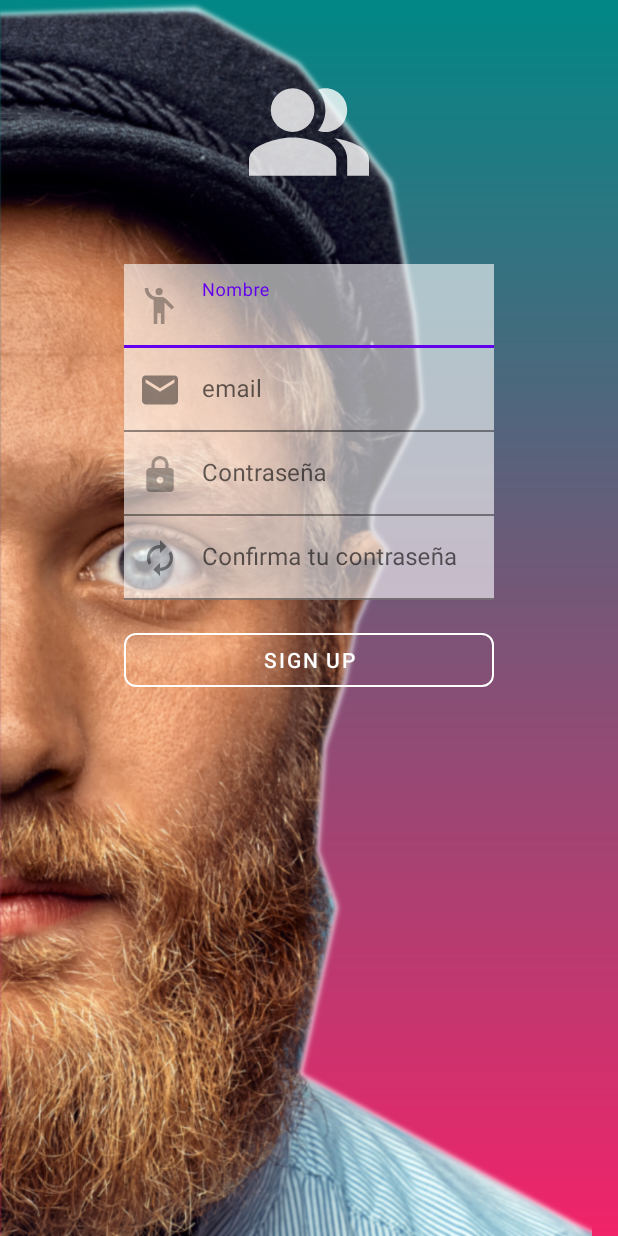
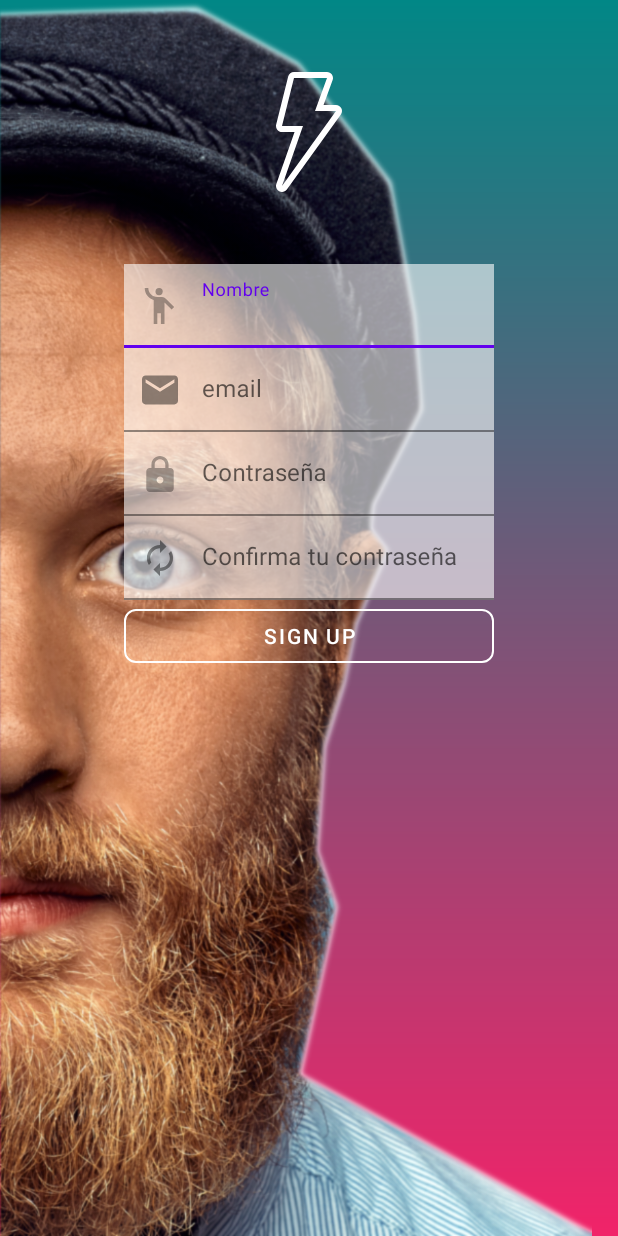
Before and after one commit to CarlotaCordero/NiceStart, an Android app: the Register screen opened directly, with no data from a screen before it, on a phone screen of 412 x 824 dp. Run offline under Robolectric (Android 15) with nearby library versions, the phone set to English and light mode, and no system bars.

Commit message:
Ajuste del activity_register.xml. Tanto el Layout como el land.

```diff
--- a/app/src/main/res/layout-land/activity_login.xml
+++ b/app/src/main/res/layout-land/activity_login.xml
@@ -28,7 +28,7 @@
         android:id="@+id/trueno"
         android:layout_width="80dp"
         android:layout_height="80dp"
-        android:layout_marginTop="24dp"
+        android:layout_marginTop="16dp"
         android:src="@drawable/ic_thunder"
         app:layout_constraintEnd_toEndOf="parent"
         app:layout_constraintStart_toStartOf="parent"
@@ -38,7 +38,7 @@
         android:id="@+id/til1"
         android:layout_width="0dp"
         android:layout_height="wrap_content"
-        android:layout_marginTop="24dp"
+        android:layout_marginTop="16dp"
         app:layout_constraintStart_toEndOf="@id/izq"
         app:layout_constraintEnd_toStartOf="@id/der"
         app:layout_constraintTop_toBottomOf="@id/trueno"
--- a/app/src/main/res/layout-land/activity_register.xml
+++ b/app/src/main/res/layout-land/activity_register.xml
@@ -25,10 +25,10 @@
 
     <ImageView
         android:id="@+id/persona"
-        android:layout_width="64dp"
-        android:layout_height="64dp"
-        android:layout_marginTop="24dp"
-        android:src="@drawable/persona_register"
+        android:layout_width="80dp"
+        android:layout_height="80dp"
+        android:layout_marginTop="16dp"
+        android:src="@drawable/ic_thunder"
         app:layout_constraintEnd_toEndOf="parent"
         app:layout_constraintStart_toStartOf="parent"
         app:layout_constraintTop_toTopOf="parent"/>
@@ -37,7 +37,7 @@
         android:id="@+id/nombre"
         android:layout_width="0dp"
         android:layout_height="wrap_content"
-        android:layout_marginTop="24dp"
+        android:layout_marginTop="16dp"
         app:layout_constraintStart_toEndOf="@id/izq"
         app:layout_constraintEnd_toStartOf="@id/der"
         app:layout_constraintTop_toBottomOf="@id/persona"
@@ -104,8 +104,7 @@
         app:layout_constraintStart_toEndOf="@id/izq"
         app:layout_constraintEnd_toStartOf="@id/der"
         app:layout_constraintTop_toBottomOf="@id/confcontrasena"
-        style="@style/buttonOutline"
-        android:layout_marginTop="16dp"/>
+        style="@style/buttonOutline" />
 
     <androidx.constraintlayout.widget.Guideline
         android:id="@+id/der"
--- a/app/src/main/res/layout/activity_register.xml
+++ b/app/src/main/res/layout/activity_register.xml
@@ -28,7 +28,7 @@
         android:layout_width="80dp"
         android:layout_height="80dp"
         android:layout_marginTop="48dp"
-        android:src="@drawable/persona_register"
+        android:src="@drawable/ic_thunder"
         app:layout_constraintEnd_toEndOf="parent"
         app:layout_constraintStart_toStartOf="parent"
         app:layout_constraintTop_toTopOf="parent"/>
@@ -104,8 +104,7 @@
         app:layout_constraintStart_toEndOf="@id/izq"
         app:layout_constraintEnd_toStartOf="@id/der"
         app:layout_constraintTop_toBottomOf="@id/confcontrasena"
-        style="@style/buttonOutline"
-        android:layout_marginTop="16dp"/>
+        style="@style/buttonOutline" />
 
     <androidx.constraintlayout.widget.Guideline
         android:id="@+id/der"
```
Also changed, not shown: app/src/main/res/mipmap-hdpi/ic_launcher_thunder.png (deleted), app/src/main/res/mipmap-mdpi/ic_launcher_thunder.png (deleted), app/src/main/res/mipmap-xhdpi/ic_launcher_thunder.png (deleted), app/src/main/res/mipmap-xxhdpi/ic_launcher_thunder.png (deleted), app/src/main/res/mipmap-xxxhdpi/ic_launcher_thunder.png (deleted).
